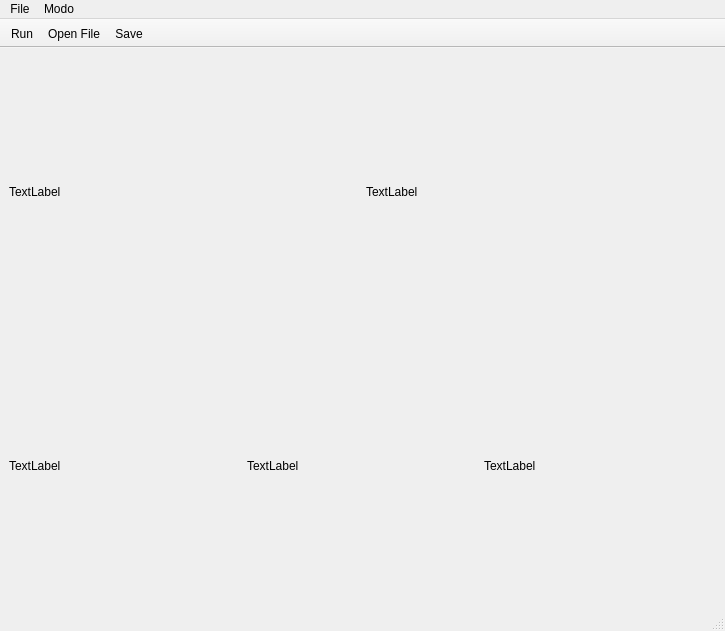
Above: programaca-concorrente-2024-01/trabalho-final/MainWindow.ui from diegomatos321/UFRJ-Laboratorios before the change. Below: the same form after it.
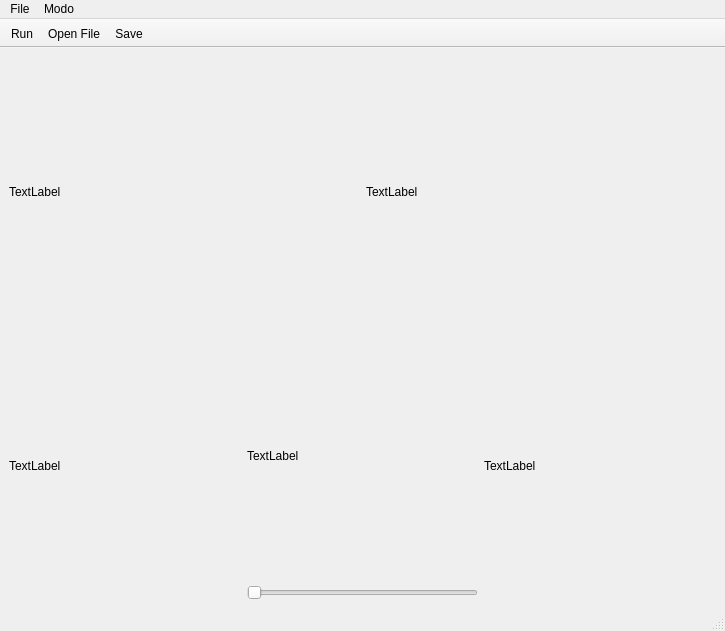
That is the form after the change. Icons and pictures are not drawn.

Commit message: Adicionando Horizontal Slider para selecionar o valor de thresholding

Patch:
```diff
--- a/programaca-concorrente-2024-01/trabalho-final/MainWindow.ui
+++ b/programaca-concorrente-2024-01/trabalho-final/MainWindow.ui
@@ -55,11 +55,28 @@
          </widget>
         </item>
         <item>
+         <layout class="QVBoxLayout" name="verticalLayout_2">
+          <item>
          <widget class="QLabel" name="Histogram">
           <property name="text">
            <string>TextLabel</string>
           </property>
          </widget>
+          </item>
+          <item>
+           <widget class="QSlider" name="thresholdingInput">
+            <property name="sizePolicy">
+             <sizepolicy hsizetype="Preferred" vsizetype="Fixed">
+              <horstretch>0</horstretch>
+              <verstretch>0</verstretch>
+             </sizepolicy>
+            </property>
+            <property name="orientation">
+             <enum>Qt::Orientation::Horizontal</enum>
+            </property>
+           </widget>
+          </item>
+         </layout>
         </item>
         <item>
          <widget class="QLabel" name="BinaryImage">
```
Lines whose indentation alone changed are shown as unchanged. The commit also changes 3 other files.
